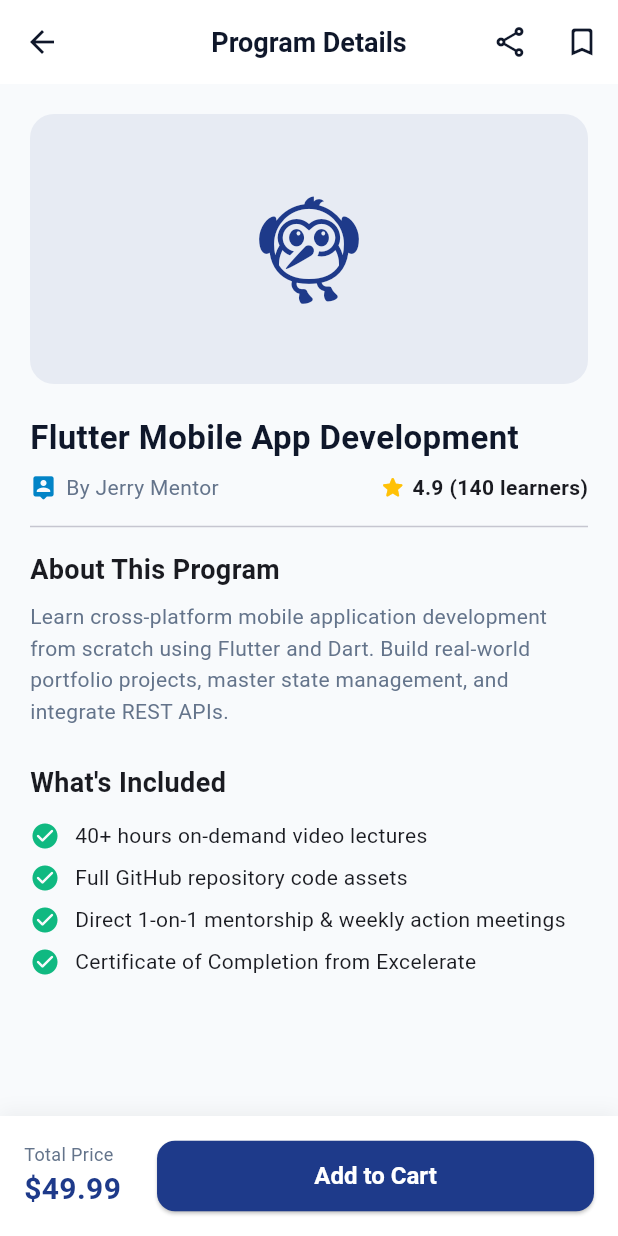
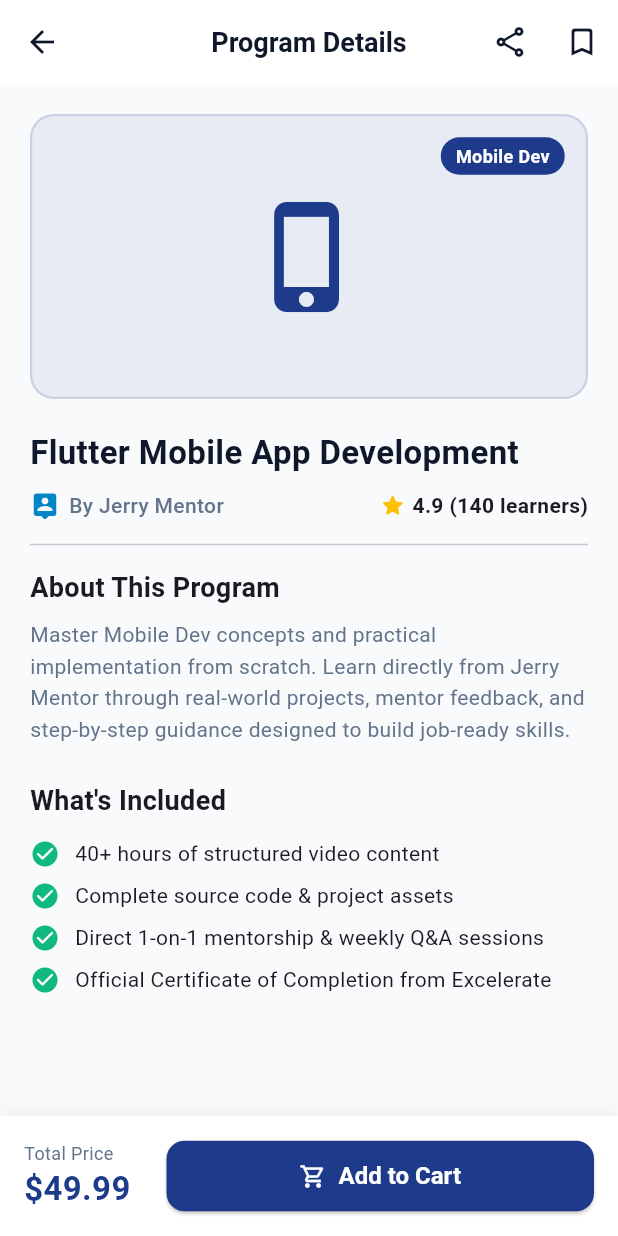
Before and after one commit to irtazaad328/ED-TECH_App, a Flutter app: the ProgramDetailsScreen screen opened by its route, on a phone screen of 412 x 824 dp. Run offline on Flutter 3.47's test engine with Material 3 defaults, Android fonts, the phone set to English and light mode, and no system bars.

Commit message:
Enhance Program Details screen with dynamic data, bookmarks, and cart actions (Sameer Rizwan)

```diff
--- a/flutterdemo/lib/screens/learner/program_details_screen.dart
+++ b/flutterdemo/lib/screens/learner/program_details_screen.dart
@@ -1,23 +1,104 @@
 import 'package:flutter/material.dart';
+import '../../models/program_model.dart';
 import '../../routes/app_routes.dart';
 import '../../theme/app_theme.dart';
 
-class ProgramDetailsScreen extends StatelessWidget {
-  const ProgramDetailsScreen({super.key});
+/// Screen 6: Program Details Screen (Learner Flow - Assigned: Sameer Rizwan)
+/// Displays complete course details received dynamically from ProgramsListScreen.
+class ProgramDetailsScreen extends StatefulWidget {
+  final Program? program;
+
+  const ProgramDetailsScreen({super.key, this.program});
+
+  @override
+  State<ProgramDetailsScreen> createState() => _ProgramDetailsScreenState();
+}
+
+class _ProgramDetailsScreenState extends State<ProgramDetailsScreen> {
+  bool _isBookmarked = false;
+
+  IconData _getCategoryIcon(String category) {
+    switch (category) {
+      case 'Mobile Dev':
+        return Icons.phone_iphone_rounded;
+      case 'Artificial Intelligence':
+        return Icons.psychology_rounded;
+      case 'UI/UX Design':
+        return Icons.design_services_rounded;
+      case 'Cloud Computing':
+        return Icons.cloud_rounded;
+      default:
+        return Icons.flutter_dash;
+    }
+  }
 
   @override
   Widget build(BuildContext context) {
+    // Read passed Program argument from navigation or widget property
+    final routeProgram =
+        ModalRoute.of(context)?.settings.arguments as Program?;
+    final program = widget.program ?? routeProgram;
+
+    final String title =
+        program?.title ?? 'Flutter Mobile App Development';
+    final String teacherName = program?.teacherName ?? 'Jerry Mentor';
+    final String category = program?.category ?? 'Mobile Dev';
+    final double price = program?.price ?? 49.99;
+    final double rating = program?.rating ?? 4.9;
+    final int studentsEnrolled = program?.studentsEnrolled ?? 140;
+    final String description = (program?.description != null &&
+            program!.description.trim().isNotEmpty)
+        ? program.description
+        : 'Master $category concepts and practical implementation from scratch. Learn directly from $teacherName through real-world projects, mentor feedback, and step-by-step guidance designed to build job-ready skills.';
+    final List<String> whatIsIncluded = (program?.whatIsIncluded != null &&
+            program!.whatIsIncluded.isNotEmpty)
+        ? program.whatIsIncluded
+        : [
+            '40+ hours of structured video content',
+            'Complete source code & project assets',
+            'Direct 1-on-1 mentorship & weekly Q&A sessions',
+            'Official Certificate of Completion from Excelerate',
+          ];
+
     return Scaffold(
       appBar: AppBar(
         title: const Text('Program Details'),
         actions: [
           IconButton(
             icon: const Icon(Icons.share_outlined),
-            onPressed: () {},
+            tooltip: 'Share Program',
+            onPressed: () {
+              ScaffoldMessenger.of(context)
+                ..hideCurrentSnackBar()
+                ..showSnackBar(
+                  SnackBar(
+                    content: Text('Sharing link for "$title" copied!'),
+                    duration: const Duration(seconds: 2),
+                  ),
+                );
+            },
           ),
           IconButton(
-            icon: const Icon(Icons.bookmark_border_rounded),
-            onPressed: () {},
+            icon: Icon(
+              _isBookmarked
+                  ? Icons.bookmark_rounded
+                  : Icons.bookmark_border_rounded,
+              color: _isBookmarked ? AppTheme.accent : null,
+            ),
+            tooltip: _isBookmarked ? 'Remove Bookmark' : 'Add Bookmark',
+            onPressed: () {
+              setState(() => _isBookmarked = !_isBookmarked);
+              ScaffoldMessenger.of(context)
+                ..hideCurrentSnackBar()
+                ..showSnackBar(
+                  SnackBar(
+                    content: Text(_isBookmarked
+                        ? 'Saved "$title" to bookmarks'
+                        : 'Removed "$title" from bookmarks'),
+                    duration: const Duration(seconds: 2),
+                  ),
+                );
+            },
           ),
         ],
       ),
@@ -26,39 +107,82 @@ class ProgramDetailsScreen extends StatelessWidget {
         child: Column(
           crossAxisAlignment: CrossAxisAlignment.start,
           children: [
-            // Banner Container
+            // Banner Container with Category Badge
             Container(
-              height: 180,
+              height: 190,
               width: double.infinity,
               decoration: BoxDecoration(
-                color: AppTheme.primary.withOpacity(0.08),
+                color: AppTheme.primary.withValues(alpha: 0.08),
                 borderRadius: BorderRadius.circular(16),
+                border: Border.all(
+                  color: AppTheme.primary.withValues(alpha: 0.15),
+                  width: 1.5,
                 ),
-              child: const Center(
-                child: Icon(Icons.flutter_dash, size: 80, color: AppTheme.primary),
+              ),
+              child: Stack(
+                children: [
+                  Center(
+                    child: Icon(
+                      _getCategoryIcon(category),
+                      size: 80,
+                      color: AppTheme.primary,
+                    ),
+                  ),
+                  Positioned(
+                    top: 14,
+                    right: 14,
+                    child: Container(
+                      padding: const EdgeInsets.symmetric(
+                          horizontal: 10, vertical: 4),
+                      decoration: BoxDecoration(
+                        color: AppTheme.primary,
+                        borderRadius: BorderRadius.circular(20),
+                      ),
+                      child: Text(
+                        category,
+                        style: const TextStyle(
+                          color: Colors.white,
+                          fontSize: 12,
+                          fontWeight: FontWeight.w600,
+                        ),
+                      ),
+                    ),
+                  ),
+                ],
               ),
             ),
             const SizedBox(height: 20),
 
             // Title & Instructor
-            const Text(
-              'Flutter Mobile App Development',
-              style: TextStyle(
+            Text(
+              title,
+              style: const TextStyle(
                 fontSize: 22,
                 fontWeight: FontWeight.bold,
                 color: AppTheme.textPrimary,
               ),
             ),
-            const SizedBox(height: 8),
+            const SizedBox(height: 10),
             Row(
-              children: const [
-                Icon(Icons.person_pin_rounded, size: 18, color: AppTheme.accent),
-                SizedBox(width: 6),
-                Text('By Jerry Mentor', style: TextStyle(fontSize: 14, color: AppTheme.textSecondary)),
-                Spacer(),
-                Icon(Icons.star_rounded, color: Colors.amber, size: 18),
-                SizedBox(width: 4),
-                Text('4.9 (140 learners)', style: TextStyle(fontWeight: FontWeight.bold)),
+              children: [
+                const Icon(Icons.person_pin_rounded,
+                    size: 20, color: AppTheme.accent),
+                const SizedBox(width: 6),
+                Text(
+                  'By $teacherName',
+                  style: const TextStyle(
+                    fontSize: 14,
+                    fontWeight: FontWeight.w500,
+                    color: AppTheme.textSecondary,
+                  ),
+                ),
+                const Spacer(),
+                const Icon(Icons.star_rounded, color: Colors.amber, size: 18),
+                const SizedBox(width: 4),
+                Text(
+                  '$rating ($studentsEnrolled learners)',
+                  style: const TextStyle(fontWeight: FontWeight.bold),
+                ),
               ],
             ),
             const Divider(height: 32),
@@ -69,9 +193,13 @@ class ProgramDetailsScreen extends StatelessWidget {
               style: TextStyle(fontSize: 18, fontWeight: FontWeight.bold),
             ),
             const SizedBox(height: 8),
-            const Text(
-              'Learn cross-platform mobile application development from scratch using Flutter and Dart. Build real-world portfolio projects, master state management, and integrate REST APIs.',
-              style: TextStyle(fontSize: 14, color: AppTheme.textSecondary, height: 1.5),
+            Text(
+              description,
+              style: const TextStyle(
+                fontSize: 14,
+                color: AppTheme.textSecondary,
+                height: 1.5,
+              ),
             ),
             const SizedBox(height: 24),
 
@@ -81,10 +209,7 @@ class ProgramDetailsScreen extends StatelessWidget {
               style: TextStyle(fontSize: 18, fontWeight: FontWeight.bold),
             ),
             const SizedBox(height: 12),
-            _buildCheckItem('40+ hours on-demand video lectures'),
-            _buildCheckItem('Full GitHub repository code assets'),
-            _buildCheckItem('Direct 1-on-1 mentorship & weekly action meetings'),
-            _buildCheckItem('Certificate of Completion from Excelerate'),
+            ...whatIsIncluded.map((item) => _buildCheckItem(item)),
           ],
         ),
       ),
@@ -94,35 +219,52 @@ class ProgramDetailsScreen extends StatelessWidget {
           color: Colors.white,
           boxShadow: [
             BoxShadow(
-              color: Colors.black.withOpacity(0.05),
+              color: Colors.black.withValues(alpha: 0.05),
               blurRadius: 10,
               offset: const Offset(0, -3),
             ),
           ],
         ),
+        child: SafeArea(
           child: Row(
             children: [
               Column(
                 mainAxisSize: MainAxisSize.min,
                 crossAxisAlignment: CrossAxisAlignment.start,
-              children: const [
-                Text('Total Price', style: TextStyle(fontSize: 12, color: AppTheme.textSecondary)),
+                children: [
+                  const Text('Total Price',
+                      style: TextStyle(
+                          fontSize: 12, color: AppTheme.textSecondary)),
                   Text(
-                  '\$49.99',
-                  style: TextStyle(fontSize: 20, fontWeight: FontWeight.bold, color: AppTheme.primary),
+                    '\$${price.toStringAsFixed(2)}',
+                    style: const TextStyle(
+                      fontSize: 22,
+                      fontWeight: FontWeight.bold,
+                      color: AppTheme.primary,
+                    ),
                   ),
                 ],
               ),
               const SizedBox(width: 24),
               Expanded(
-              child: ElevatedButton(
+                child: ElevatedButton.icon(
+                  icon: const Icon(Icons.shopping_cart_outlined, size: 18),
+                  label: const Text('Add to Cart'),
                   onPressed: () {
+                    ScaffoldMessenger.of(context)
+                      ..hideCurrentSnackBar()
+                      ..showSnackBar(
+                        SnackBar(
+                          content: Text('Added "$title" to your cart!'),
+                          duration: const Duration(seconds: 2),
+                        ),
+                      );
                     Navigator.pushNamed(context, AppRoutes.cart);
                   },
-                child: const Text('Add to Cart'),
                 ),
               ),
             ],
+          ),
         ),
       ),
     );
@@ -133,7 +275,8 @@ class ProgramDetailsScreen extends StatelessWidget {
       padding: const EdgeInsets.only(bottom: 8.0),
       child: Row(
         children: [
-          const Icon(Icons.check_circle_rounded, color: AppTheme.success, size: 20),
+          const Icon(Icons.check_circle_rounded,
+              color: AppTheme.success, size: 20),
           const SizedBox(width: 10),
           Expanded(child: Text(text, style: const TextStyle(fontSize: 14))),
         ],
```
Lines whose indentation alone changed are shown as unchanged.
